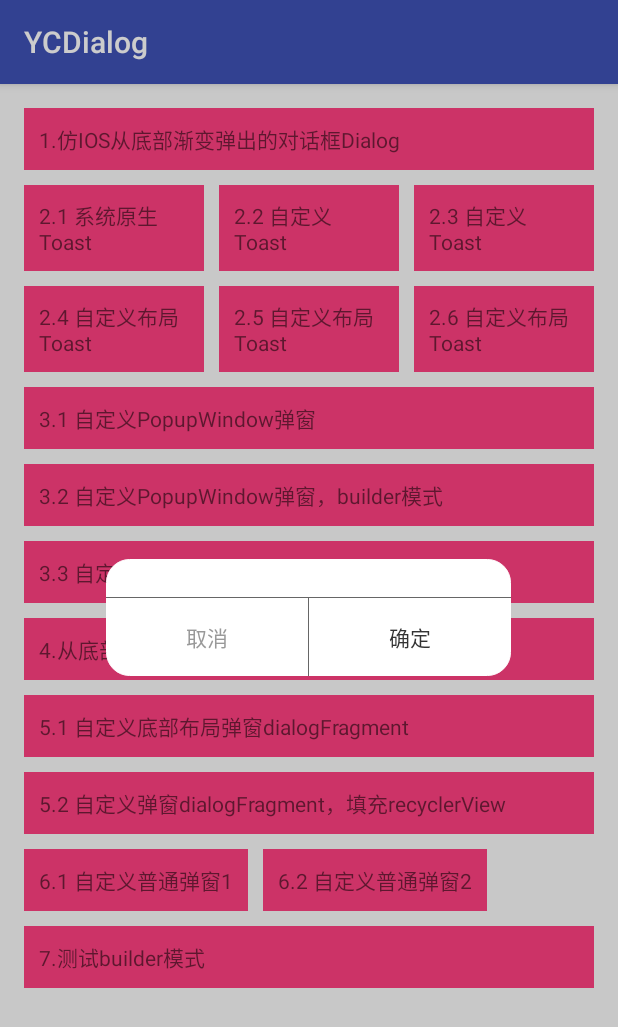
After one commit to yangchong211/YCDialog, an Android app: the fragment CustomDialogFragment placed in its activity, on a phone screen of 412 x 824 dp. The commit adds this screen. Shown: the top 1027 px of the screen. Run offline under Robolectric (Android 15) with nearby library versions, the phone set to English and light mode, and no system bars; libraries missing offline, so code that uses them is left out: org.yczbj.ycrefreshviewlib.

Commit message:
修改bug

```diff
--- a/YCDialogLib/build.gradle
+++ b/YCDialogLib/build.gradle
@@ -43,7 +43,7 @@ group = "cn.yc"
 //发布到JCenter上的项目名字，必须填写
 def libName = "YCDialog"
 // 版本号，下次更新是只需要更改版本号即可
-version = "3.5.3"
+version = "3.5.4"
 /**  上面配置后上传至jcenter后的编译路径是这样的： compile 'cn.yc:YCDialog:3.5'  **/
 
 //生成源文件
--- a/YCDialogLib/src/main/java/com/pedaily/yc/ycdialoglib/dialog/CustomSelectDialog.java
+++ b/YCDialogLib/src/main/java/com/pedaily/yc/ycdialoglib/dialog/CustomSelectDialog.java
@@ -133,7 +133,7 @@ public class CustomSelectDialog extends Dialog implements OnClickListener,OnItem
         Window window = getWindow();
         // 设置显示动画
         if (window != null) {
-            window.setWindowAnimations(R.style.main_menu_animStyle);
+            window.setWindowAnimations(R.style.BottomDialogAnimationStyle);
             WindowManager.LayoutParams wl = window.getAttributes();
             wl.x = 0;
             wl.y = mActivity.getWindowManager().getDefaultDisplay().getHeight();
--- a/YCDialogLib/src/main/java/com/pedaily/yc/ycdialoglib/dialogFragment/BaseDialogFragment.java
+++ b/YCDialogLib/src/main/java/com/pedaily/yc/ycdialoglib/dialogFragment/BaseDialogFragment.java
@@ -29,12 +29,20 @@ public abstract class BaseDialogFragment extends DialogFragment {
 
     private static final String TAG = "base_bottom_dialog";
     private static final float DEFAULT_DIM = 0.2f;
-    private Dialog dialog;
+    private static Dialog dialog;
+    private Local local = Local.BOTTOM;
+    public enum Local {
+        TOP, CENTER, BOTTOM
+    }
 
     @Override
     public void onCreate(Bundle savedInstanceState) {
         super.onCreate(savedInstanceState);
-        setStyle(DialogFragment.STYLE_NO_TITLE, R.style.BottomDialog);
+        if(local == Local.BOTTOM){
+            setStyle(DialogFragment.STYLE_NO_TITLE, R.style.BottomDialog);
+        }else if(local == Local.CENTER){
+            setStyle(DialogFragment.STYLE_NO_TITLE, R.style.CenterDialog);
+        }
     }
 
     @Override
@@ -84,7 +92,13 @@ public abstract class BaseDialogFragment extends DialogFragment {
             } else {
                 params.height = WindowManager.LayoutParams.WRAP_CONTENT;
             }
-            params.gravity = Gravity.BOTTOM;
+            if (local == Local.TOP) {
+                params.gravity = Gravity.TOP;
+            } else if (local == Local.CENTER) {
+                params.gravity = Gravity.CENTER;
+            } else {
+                params.gravity = Gravity.BOTTOM;
+            }
             window.setAttributes(params);
         }
     }
@@ -93,7 +107,7 @@ public abstract class BaseDialogFragment extends DialogFragment {
     public void onDestroy() {
         super.onDestroy();
         if(mListener!=null){
-            mListener.listener(true);
+            mListener.listener();
         }
     }
 
@@ -117,6 +131,10 @@ public abstract class BaseDialogFragment extends DialogFragment {
         return TAG;
     }
 
+    public void setLocal(Local local) {
+        this.local = local;
+    }
+
     public void show(FragmentManager fragmentManager) {
         if(fragmentManager!=null){
             show(fragmentManager, getFragmentTag());
@@ -130,7 +148,7 @@ public abstract class BaseDialogFragment extends DialogFragment {
      * GitHub地址：https://github.com/yangchong211
      * 如果可以，欢迎star
      */
-    public void dismissDialog(){
+    public static void dismissDialog(){
         if(dialog!=null && dialog.isShowing()){
             dialog.dismiss();
             dialog = null;
@@ -138,12 +156,11 @@ public abstract class BaseDialogFragment extends DialogFragment {
     }
 
     public onLoadFinishListener mListener;
-    public void setLoadFinishListenter(onLoadFinishListener listener){
+    public void setLoadFinishListener(onLoadFinishListener listener){
         mListener = listener;
     }
-
     public interface onLoadFinishListener{
-        void listener(boolean isSuccess);
+        void listener();
     }
 
 }
--- a/YCDialogLib/src/main/java/com/pedaily/yc/ycdialoglib/dialogFragment/BottomDialogFragment.java
+++ b/YCDialogLib/src/main/java/com/pedaily/yc/ycdialoglib/dialogFragment/BottomDialogFragment.java
@@ -42,6 +42,7 @@ public class BottomDialogFragment extends BaseDialogFragment {
 
     @Override
     public void onCreate(Bundle savedInstanceState) {
+        setLocal(Local.BOTTOM);
         super.onCreate(savedInstanceState);
         if (savedInstanceState != null) {
             mLayoutRes = savedInstanceState.getInt(KEY_LAYOUT_RES);
--- /dev/null
+++ b/YCDialogLib/src/main/java/com/pedaily/yc/ycdialoglib/dialogFragment/CustomDialogFragment.java
@@ -0,0 +1,201 @@
+package com.pedaily.yc.ycdialoglib.dialogFragment;
+
+import android.os.Bundle;
+import android.support.annotation.LayoutRes;
+import android.support.v4.app.FragmentManager;
+import android.view.View;
+import android.widget.LinearLayout;
+import android.widget.TextView;
+
+import com.pedaily.yc.ycdialoglib.R;
+
+/**
+ * <pre>
+ *     @author yangchong
+ *     blog  : https://github.com/yangchong211
+ *     time  : 2017/8/9
+ *     desc  : 自定义布局弹窗DialogFragment
+ *     revise: 1月10日
+ *                  有bug，如果想通过点击弹窗控件销毁dialog，该如何处理。
+ *                  使用场景：点击对话框中控件，不会销毁dialog，按返回键处理销毁逻辑。
+ *                  其实质是DialogFragment，
+ * </pre>
+ */
+public class CustomDialogFragment extends BaseDialogFragment {
+
+    private static final String KEY_HEIGHT = "bottom_height";
+    private static final String KEY_DIM = "bottom_dim";
+    private static final String KEY_CANCEL_OUTSIDE = "bottom_cancel_outside";
+
+    private FragmentManager mFragmentManager;
+    private boolean mIsCancelOutside = super.getCancelOutside();
+    private String mTag = super.getFragmentTag();
+    private float mDimAmount = super.getDimAmount();
+    private int mHeight = super.getHeight();
+    private String title;
+    private String content;
+    private View.OnClickListener cancelListener;
+    private View.OnClickListener okListener;
+    private String otherContent;
+    private View.OnClickListener otherListener;
+
+
+    public static CustomDialogFragment create(FragmentManager manager) {
+        CustomDialogFragment dialog = new CustomDialogFragment();
+        dialog.setFragmentManager(manager);
+        return dialog;
+    }
+
+    @Override
+    public void onCreate(Bundle savedInstanceState) {
+        setLocal(Local.CENTER);
+        super.onCreate(savedInstanceState);
+        if (savedInstanceState != null) {
+            mHeight = savedInstanceState.getInt(KEY_HEIGHT);
+            mDimAmount = savedInstanceState.getFloat(KEY_DIM);
+            mIsCancelOutside = savedInstanceState.getBoolean(KEY_CANCEL_OUTSIDE);
+        }
+    }
+
+    @Override
+    public void onSaveInstanceState(Bundle outState) {
+        outState.putInt(KEY_HEIGHT, mHeight);
+        outState.putFloat(KEY_DIM, mDimAmount);
+        outState.putBoolean(KEY_CANCEL_OUTSIDE, mIsCancelOutside);
+        super.onSaveInstanceState(outState);
+    }
+
+
+    @Override
+    public int getLayoutRes() {
+        return R.layout.view_custom_dialog;
+    }
+
+    @Override
+    public void bindView(View v) {
+        TextView mTvTitle = (TextView) v.findViewById(R.id.tv_title);
+        TextView mTvContent = (TextView) v.findViewById(R.id.tv_content);
+        TextView mTvCancel = (TextView) v.findViewById(R.id.tv_cancel);
+        TextView mTvOk = (TextView) v.findViewById(R.id.tv_ok);
+        View mViewLine = v.findViewById(R.id.view_line);
+        TextView mTvOther = (TextView) v.findViewById(R.id.tv_other);
+
+
+        if (title!=null && title.length()>0){
+            mTvTitle.setVisibility(View.VISIBLE);
+            mTvTitle.setText(title);
+        }else {
+            mTvTitle.setVisibility(View.GONE);
+        }
+
+        if (content!=null && content.length()>0){
+            mTvContent.setVisibility(View.VISIBLE);
+            mTvContent.setText(content);
+        }else {
+            mTvContent.setVisibility(View.GONE);
+        }
+
+        if(cancelListener!=null){
+            mTvCancel.setOnClickListener(cancelListener);
+        }
+        if(okListener!=null){
+            mTvOk.setOnClickListener(okListener);
+        }
+
+        if(otherContent!=null && otherContent.length()>0 && otherListener!=null){
+            mViewLine.setVisibility(View.VISIBLE);
+            mTvOther.setVisibility(View.VISIBLE);
+            mTvOther.setOnClickListener(otherListener);
+            dismissDialogFragment();
+        }else {
+            mViewLine.setVisibility(View.GONE);
+            mTvOther.setVisibility(View.GONE);
+        }
+    }
+
+    public CustomDialogFragment setFragmentManager(FragmentManager manager) {
+        mFragmentManager = manager;
+        return this;
+    }
+
+    public CustomDialogFragment setCancelOutside(boolean cancel) {
+        mIsCancelOutside = cancel;
+        return this;
+    }
+
+    public CustomDialogFragment setTag(String tag) {
+        mTag = tag;
+        return this;
+    }
+
+    public CustomDialogFragment setDimAmount(float dim) {
+        mDimAmount = dim;
+        return this;
+    }
+
+    public CustomDialogFragment setHeight(int heightPx) {
+        mHeight = heightPx;
+        return this;
+    }
+
+    public CustomDialogFragment setTitle(String title) {
+        this.title = title;
+        return this;
+    }
+
+    public CustomDialogFragment setContent(String content) {
+        this.content = content;
+        return this;
+    }
+
+    public CustomDialogFragment setOtherContent(String content) {
+        this.otherContent = content;
+        return this;
+    }
+
+    public CustomDialogFragment setCancelListener(View.OnClickListener listener) {
+        cancelListener = listener;
+        return this;
+    }
+
+    public CustomDialogFragment setOkListener(View.OnClickListener listener) {
+        okListener = listener;
+        return this;
+    }
+
+    public CustomDialogFragment setOtherListener(View.OnClickListener listener) {
+        otherListener = listener;
+        return this;
+    }
+
+    @Override
+    public float getDimAmount() {
+        return mDimAmount;
+    }
+
+    @Override
+    public int getHeight() {
+        return mHeight;
+    }
+
+    @Override
+    public boolean getCancelOutside() {
+        return mIsCancelOutside;
+    }
+
+    @Override
+    public String getFragmentTag() {
+        return mTag;
+    }
+
+
+    public BaseDialogFragment show() {
+        show(mFragmentManager);
+        return this;
+    }
+
+    public static void dismissDialogFragment(){
+        dismissDialog();
+    }
+
+}
--- a/YCDialogLib/src/main/java/com/pedaily/yc/ycdialoglib/bottomMenu/CustomBottomDialog.java
+++ b/YCDialogLib/src/main/java/com/pedaily/yc/ycdialoglib/dialogMenu/CustomBottomDialog.java
@@ -1,4 +1,4 @@
-package com.pedaily.yc.ycdialoglib.bottomMenu;
+package com.pedaily.yc.ycdialoglib.dialogMenu;
 
 import android.content.Context;
 import android.support.v7.widget.OrientationHelper;
--- a/YCDialogLib/src/main/java/com/pedaily/yc/ycdialoglib/bottomMenu/CustomDialog.java
+++ b/YCDialogLib/src/main/java/com/pedaily/yc/ycdialoglib/dialogMenu/CustomDialog.java
@@ -1,4 +1,4 @@
-package com.pedaily.yc.ycdialoglib.bottomMenu;
+package com.pedaily.yc.ycdialoglib.dialogMenu;
 
 import android.annotation.SuppressLint;
 import android.app.Dialog;
--- a/YCDialogLib/src/main/java/com/pedaily/yc/ycdialoglib/bottomMenu/CustomItem.java
+++ b/YCDialogLib/src/main/java/com/pedaily/yc/ycdialoglib/dialogMenu/CustomItem.java
@@ -1,4 +1,4 @@
-package com.pedaily.yc.ycdialoglib.bottomMenu;
+package com.pedaily.yc.ycdialoglib.dialogMenu;
 
 import android.graphics.drawable.Drawable;
 
--- a/YCDialogLib/src/main/java/com/pedaily/yc/ycdialoglib/bottomMenu/DialogAdapter.java
+++ b/YCDialogLib/src/main/java/com/pedaily/yc/ycdialoglib/dialogMenu/DialogAdapter.java
@@ -1,4 +1,4 @@
-package com.pedaily.yc.ycdialoglib.bottomMenu;
+package com.pedaily.yc.ycdialoglib.dialogMenu;
 
 import android.content.Context;
 import android.graphics.Bitmap;
--- a/YCDialogLib/src/main/java/com/pedaily/yc/ycdialoglib/bottomMenu/OnItemClickListener.java
+++ b/YCDialogLib/src/main/java/com/pedaily/yc/ycdialoglib/dialogMenu/OnItemClickListener.java
@@ -1,4 +1,4 @@
-package com.pedaily.yc.ycdialoglib.bottomMenu;
+package com.pedaily.yc.ycdialoglib.dialogMenu;
 
 /**
  * ================================================
--- /dev/null
+++ b/YCDialogLib/src/main/res/drawable/shape_custom_dialog.xml
@@ -0,0 +1,13 @@
+<?xml version="1.0" encoding="utf-8"?>
+<shape
+    xmlns:android="http://schemas.android.com/apk/res/android">
+    <solid android:color="@android:color/white"/>
+    <corners
+        android:bottomLeftRadius="15dp"
+        android:topLeftRadius="15dp"
+        android:bottomRightRadius="15dp"
+        android:topRightRadius="15dp" />
+    <stroke
+        android:width="1px"
+        android:color="@android:color/white" />
+</shape>
--- /dev/null
+++ b/YCDialogLib/src/main/res/layout/view_custom_dialog.xml
@@ -0,0 +1,105 @@
+<?xml version="1.0" encoding="utf-8"?>
+<RelativeLayout
+    xmlns:android="http://schemas.android.com/apk/res/android"
+    android:layout_width="match_parent"
+    android:layout_height="match_parent">
+
+    <LinearLayout
+        android:id="@+id/contentLayout"
+        android:layout_width="270dp"
+        android:layout_height="wrap_content"
+        android:layout_centerInParent="true"
+        android:background="@drawable/shape_custom_dialog"
+        android:gravity="center_horizontal"
+        android:orientation="vertical">
+
+        <TextView
+            android:id="@+id/tv_title"
+            android:layout_width="wrap_content"
+            android:layout_height="wrap_content"
+            android:layout_marginTop="20dp"
+            android:textColor="#333333"
+            android:textSize="16sp"
+            android:text="这个是标题"
+            android:visibility="visible" />
+
+        <TextView
+            android:id="@+id/tv_content"
+            android:gravity="center"
+            android:layout_width="wrap_content"
+            android:layout_height="wrap_content"
+            android:layout_marginLeft="20dp"
+            android:layout_marginRight="20dp"
+            android:layout_marginTop="8dp"
+            android:letterSpacing="0.1"
+            android:lineSpacingMultiplier="1.1"
+            android:textColor="#333333"
+            android:text="这个是内容部分"
+            android:textSize="14sp"
+            android:visibility="visible" />
+
+        <View
+            android:layout_width="match_parent"
+            android:layout_height="1px"
+            android:layout_marginTop="25dp"
+            android:background="#ff666666" />
+
+        <LinearLayout
+            android:layout_width="match_parent"
+            android:layout_height="wrap_content"
+            android:gravity="center_horizontal"
+            android:orientation="horizontal">
+
+            <TextView
+                android:id="@+id/tv_cancel"
+                android:layout_width="match_parent"
+                android:layout_height="wrap_content"
+                android:layout_weight="1"
+                android:gravity="center_horizontal"
+                android:paddingBottom="15dp"
+                android:paddingTop="15dp"
+                android:text="取消"
+                android:textColor="#999999" />
+
+            <View
+                android:layout_width="1px"
+                android:layout_height="match_parent"
+                android:background="#ff666666"
+                android:visibility="visible" />
+
+            <TextView
+                android:id="@+id/tv_ok"
+                android:layout_width="match_parent"
+                android:layout_height="wrap_content"
+                android:layout_weight="1"
+                android:gravity="center_horizontal"
+                android:paddingBottom="15dp"
+                android:paddingTop="15dp"
+                android:text="确定"
+                android:textColor="#333333"
+                android:visibility="visible" />
+
+            <View
+                android:id="@+id/view_line"
+                android:layout_width="1px"
+                android:layout_height="match_parent"
+                android:background="#ff666666"
+                android:visibility="visible" />
+
+            <TextView
+                android:id="@+id/tv_other"
+                android:layout_width="match_parent"
+                android:layout_height="wrap_content"
+                android:layout_weight="1"
+                android:gravity="center_horizontal"
+                android:paddingBottom="15dp"
+                android:paddingTop="15dp"
+                android:text="其他"
+                android:textColor="#333333"
+                android:visibility="visible" />
+
+        </LinearLayout>
+
+    </LinearLayout>
+
+</RelativeLayout>
--- a/YCDialogLib/src/main/res/values/style.xml
+++ b/YCDialogLib/src/main/res/values/style.xml
@@ -2,9 +2,14 @@
 <resources>
 
     <!--设置动画效果-->
-    <style name="main_menu_animStyle">
+    <style name="BottomDialogAnimationStyle">
         <item name="android:windowEnterAnimation">@anim/photo_dialog_in_anim</item>
         <item name="android:windowExitAnimation">@anim/photo_dialog_out_anim</item>
+    </style>
+
+    <style name="CenterDialogAnimationStyle" parent="android:Animation">
+        <item name="android:windowEnterAnimation">@anim/slide_in_from_bottom</item>
+        <item name="android:windowExitAnimation">@anim/slide_out_to_bottom</item>
     </style>
 
     <style name="CustomBottomDialog">
@@ -14,7 +19,7 @@
         <item name="android:windowNoTitle">true</item>
         <item name="android:backgroundDimEnabled">true</item>
         <item name="android:windowIsFloating">false</item>
-        <item name="android:windowAnimationStyle">@style/main_menu_animStyle</item>
+        <item name="android:windowAnimationStyle">@style/BottomDialogAnimationStyle</item>
         <item name="android:gravity">bottom</item>
     </style>
 
@@ -23,7 +28,15 @@
         <item name="android:windowTitleStyle">@null</item>
         <item name="android:windowBackground">@android:color/transparent</item>
         <item name="android:colorBackgroundCacheHint">@null</item>
-        <item name="android:windowAnimationStyle">@style/main_menu_animStyle</item>
+        <item name="android:windowAnimationStyle">@style/BottomDialogAnimationStyle</item>
+        <item name="android:windowSoftInputMode">stateUnspecified|adjustPan</item>
+    </style>
+
+    <style name="CenterDialog" parent="@android:style/Theme.Dialog">
+        <item name="android:windowTitleStyle">@null</item>
+        <item name="android:windowBackground">@android:color/transparent</item>
+        <item name="android:colorBackgroundCacheHint">@null</item>
+        <item name="android:windowAnimationStyle">@style/CenterDialogAnimationStyle</item>
         <item name="android:windowSoftInputMode">stateUnspecified|adjustPan</item>
     </style>
 
--- a/app/src/main/res/layout/activity_main.xml
+++ b/app/src/main/res/layout/activity_main.xml
@@ -155,6 +155,31 @@
             android:background="@color/colorAccent"
             android:text="5.2 自定义弹窗dialogFragment，填充recyclerView"/>
 
+
+        <LinearLayout
+            android:layout_width="match_parent"
+            android:layout_height="wrap_content"
+            android:layout_marginTop="10dp"
+            android:orientation="horizontal">
+            <TextView
+                android:id="@+id/tv_61"
+                android:layout_width="wrap_content"
+                android:layout_height="wrap_content"
+                android:padding="10dp"
+                android:background="@color/colorAccent"
+                android:text="6.1 自定义普通弹窗1"/>
+
+            <TextView
+                android:id="@+id/tv_62"
+                android:layout_width="wrap_content"
+                android:layout_height="wrap_content"
+                android:layout_marginLeft="10dp"
+                android:padding="10dp"
+                android:background="@color/colorAccent"
+                android:text="6.2 自定义普通弹窗2"/>
+        </LinearLayout>
+
+
         <TextView
             android:id="@+id/tv_7"
             android:layout_width="match_parent"
```
Also changed, not shown: YCDialogLib/src/main/res/anim/slide_in_from_bottom.xml (added, +7 -0 lines), YCDialogLib/src/main/res/anim/slide_out_to_bottom.xml (added, +7 -0 lines), app/src/main/java/com/pedaily/yc/ycdialog/MainActivity.java (+84 -3 lines), 1 other file.
